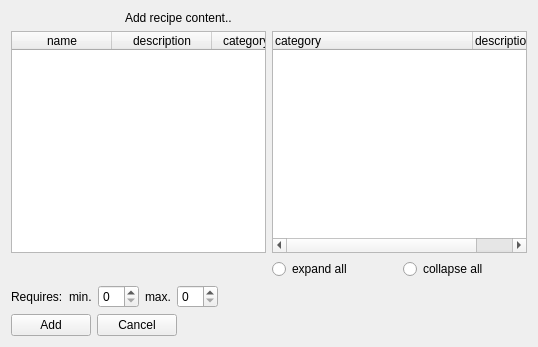
Old version of the form client/uiforms/recipe_content_add.ui in the repository Wolframe/configurator.
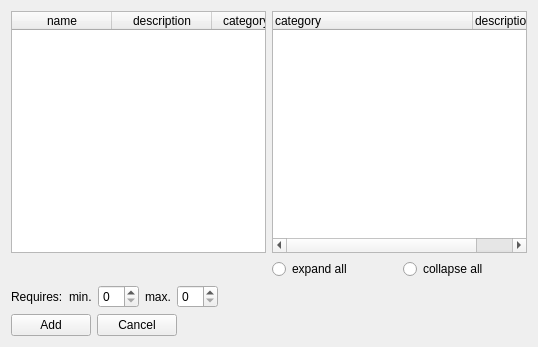
New version of the form. Icons and pictures are not drawn.

What changed in the file:
```diff
--- a/client/uiforms/recipe_content_add.ui
+++ b/client/uiforms/recipe_content_add.ui
@@ -57,63 +57,7 @@
      </item>
     </layout>
    </item>
-   <item row="0" column="0">
-    <layout class="QHBoxLayout" name="horizontalLayout_2">
-     <item>
-      <widget class="QLabel" name="label_2">
-       <property name="maximumSize">
-        <size>
-         <width>32</width>
-         <height>32</height>
-        </size>
-       </property>
-       <property name="text">
-        <string/>
-       </property>
-      </widget>
-     </item>
-     <item>
-      <widget class="QLabel" name="label_3">
-       <property name="maximumSize">
-        <size>
-         <width>32</width>
-         <height>32</height>
-        </size>
-       </property>
-       <property name="text">
-        <string/>
-       </property>
-       <property name="pixmap">
-        <pixmap resource="../configurator.qrc">:/images/link_add.png</pixmap>
-       </property>
-      </widget>
-     </item>
-     <item>
-      <widget class="QLabel" name="label_4">
-       <property name="maximumSize">
-        <size>
-         <width>32</width>
-         <height>32</height>
-        </size>
-       </property>
-       <property name="text">
-        <string/>
-       </property>
-       <property name="pixmap">
-        <pixmap resource="../configurator.qrc">:/images/folders.png</pixmap>
-       </property>
-      </widget>
-     </item>
-     <item>
-      <widget class="QLabel" name="label">
-       <property name="text">
-        <string>Add recipe content..</string>
-       </property>
-      </widget>
-     </item>
-    </layout>
-   </item>
-   <item row="2" column="0">
+   <item row="1" column="0">
     <layout class="QGridLayout" name="gridLayout_2">
      <item row="2" column="1">
       <layout class="QHBoxLayout" name="horizontalLayout_4">
```
Left out of the diff: 4 changed lines with no effect on the pictures.
